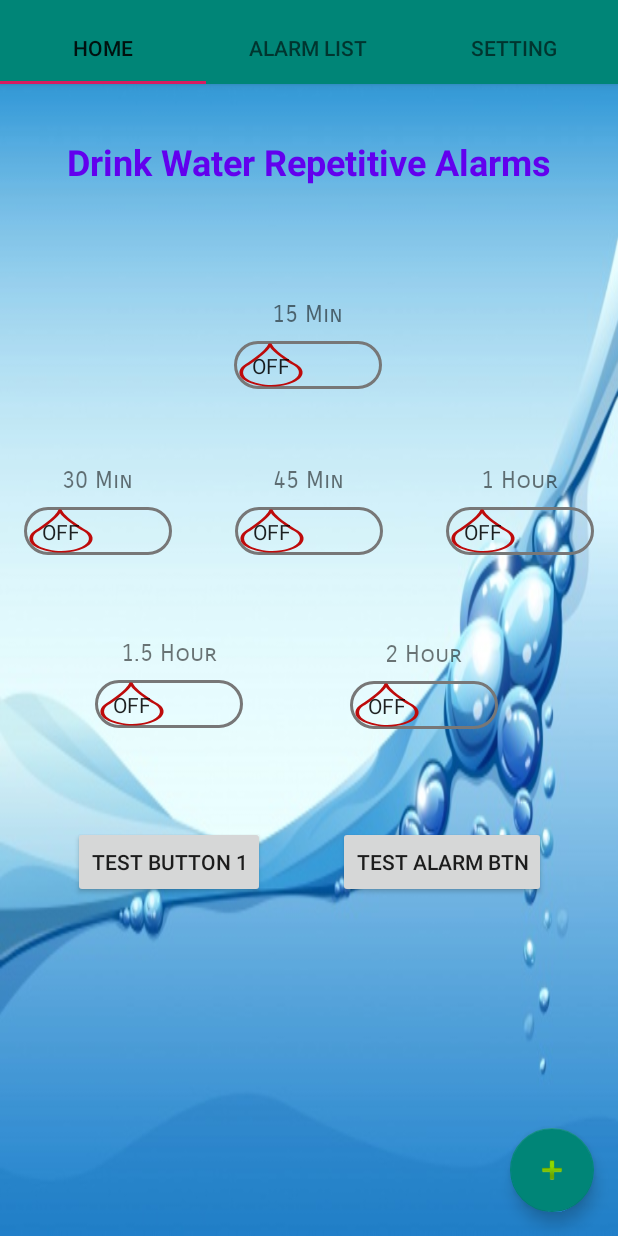
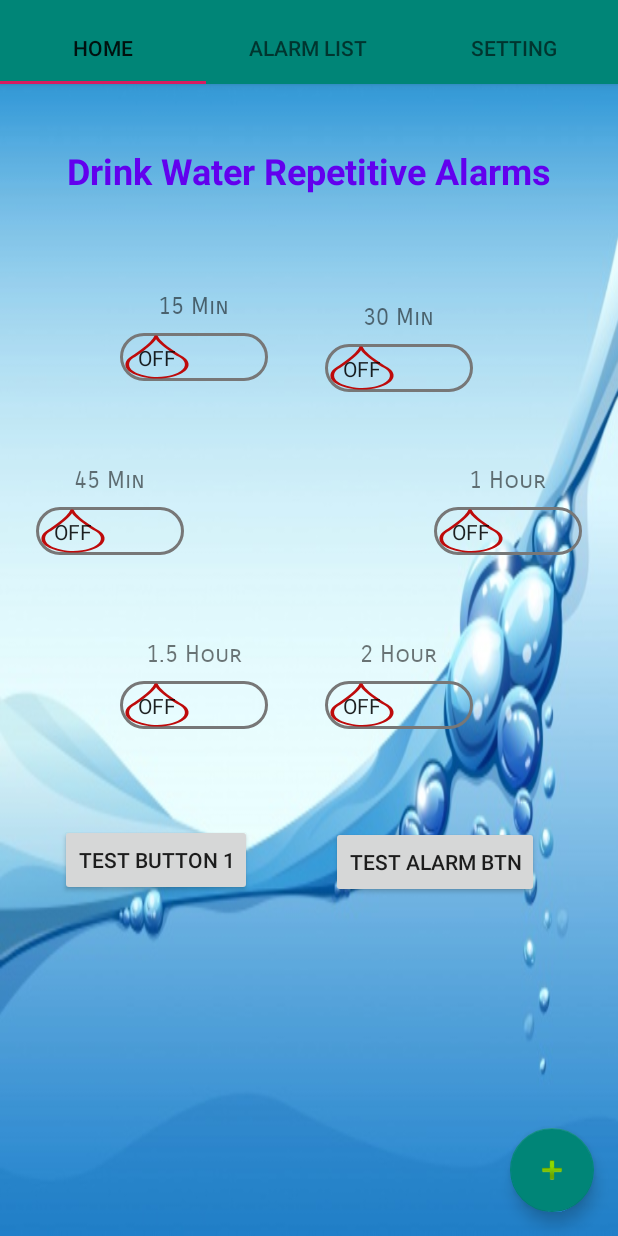
Before and after one commit to BTNM/DrinkWater2, an Android app: the screen it shows after launch (MainActivity), on a phone screen of 412 x 824 dp. Run offline under Robolectric (Android 15) with nearby library versions, the phone set to English and light mode, and no system bars.

Commit message:
configured switches, and made them respond to only one alarm

```diff
--- a/app/src/main/res/layout-v21/tab_home.xml
+++ b/app/src/main/res/layout-v21/tab_home.xml
@@ -57,12 +57,14 @@
         android:layout_alignParentTop="true"
         android:layout_alignParentEnd="true"
         android:layout_marginStart="8dp"
-        android:layout_marginTop="35dp"
+        android:layout_marginTop="8dp"
         android:layout_marginEnd="8dp"
+        android:layout_marginBottom="8dp"
         android:text="@string/drink_water_repetitive_alarms"
         android:textColor="@color/design_default_color_primary"
         android:textSize="24sp"
         android:textStyle="bold"
+        app:layout_constraintBottom_toTopOf="@+id/guideline1"
         app:layout_constraintEnd_toEndOf="parent"
         app:layout_constraintStart_toStartOf="parent"
         app:layout_constraintTop_toTopOf="parent" />
@@ -73,16 +75,15 @@
         android:layout_height="wrap_content"
         android:layout_above="@+id/btnTest"
         android:layout_alignParentEnd="true"
-        android:layout_marginStart="148dp"
+        android:layout_marginStart="72dp"
         android:layout_marginTop="8dp"
-        android:layout_marginEnd="8dp"
+        android:layout_marginBottom="8dp"
         android:gravity="center"
         android:orientation="vertical"
         app:layout_constraintBottom_toTopOf="@+id/guideline2"
-        app:layout_constraintEnd_toEndOf="parent"
-        app:layout_constraintHorizontal_bias="0.0"
         app:layout_constraintStart_toStartOf="parent"
-        app:layout_constraintTop_toTopOf="@+id/guideline1">
+        app:layout_constraintTop_toTopOf="@+id/guideline1"
+        app:layout_constraintVertical_bias="0.476">
 
         <TextView
             android:id="@+id/textSwitch15m"
@@ -115,12 +116,16 @@
         android:layout_alignParentEnd="true"
         android:layout_marginStart="8dp"
         android:layout_marginTop="8dp"
+        android:layout_marginEnd="8dp"
         android:layout_marginBottom="8dp"
         android:gravity="center"
         android:orientation="vertical"
-        app:layout_constraintBottom_toTopOf="@+id/guideline3"
-        app:layout_constraintStart_toStartOf="parent"
-        app:layout_constraintTop_toTopOf="@+id/guideline2">
+        app:layout_constraintBottom_toTopOf="@+id/guideline2"
+        app:layout_constraintEnd_toEndOf="parent"
+        app:layout_constraintHorizontal_bias="0.147"
+        app:layout_constraintStart_toEndOf="@+id/linearLayout15m"
+        app:layout_constraintTop_toTopOf="@+id/guideline1"
+        app:layout_constraintVertical_bias="0.692">
 
         <TextView
             android:id="@+id/textSwitch30m"
@@ -151,16 +156,17 @@
         android:layout_height="wrap_content"
         android:layout_above="@+id/btnTest"
         android:layout_alignParentEnd="true"
-        android:layout_marginStart="8dp"
+        android:layout_marginStart="16dp"
+
         android:layout_marginTop="8dp"
-
         android:layout_marginEnd="8dp"
         android:layout_marginBottom="8dp"
         android:gravity="center"
         android:orientation="vertical"
         app:layout_constraintBottom_toTopOf="@+id/guideline3"
         app:layout_constraintEnd_toStartOf="@+id/linearLayout1h"
-        app:layout_constraintStart_toEndOf="@+id/linearLayout30m"
+        app:layout_constraintHorizontal_bias="0.0"
+        app:layout_constraintStart_toStartOf="parent"
         app:layout_constraintTop_toTopOf="@+id/guideline2">
 
         <TextView
@@ -193,7 +199,7 @@
         android:layout_above="@+id/btnTest"
         android:layout_alignParentEnd="true"
         android:layout_marginTop="8dp"
-        android:layout_marginEnd="8dp"
+        android:layout_marginEnd="16dp"
 
         android:layout_marginBottom="8dp"
         android:gravity="center"
@@ -231,17 +237,16 @@
         android:layout_height="wrap_content"
         android:layout_above="@+id/btnTest"
         android:layout_alignParentEnd="true"
-        android:layout_marginStart="8dp"
+        android:layout_marginStart="72dp"
         android:layout_marginTop="8dp"
 
-        android:layout_marginEnd="8dp"
         android:layout_marginBottom="8dp"
         android:gravity="center"
         android:orientation="vertical"
         app:layout_constraintBottom_toTopOf="@+id/guideline4"
-        app:layout_constraintEnd_toStartOf="@+id/linearLayout2h"
         app:layout_constraintStart_toStartOf="parent"
-        app:layout_constraintTop_toTopOf="@+id/guideline3">
+        app:layout_constraintTop_toTopOf="@+id/guideline3"
+        app:layout_constraintVertical_bias="0.538">
 
         <TextView
             android:id="@+id/textSwitch1.5h"
@@ -272,14 +277,17 @@
         android:layout_height="wrap_content"
         android:layout_above="@+id/btnTest"
         android:layout_alignParentEnd="true"
+        android:layout_marginStart="8dp"
         android:layout_marginTop="8dp"
-        android:layout_marginEnd="72dp"
 
+        android:layout_marginEnd="8dp"
         android:layout_marginBottom="8dp"
         android:gravity="center"
         android:orientation="vertical"
         app:layout_constraintBottom_toTopOf="@+id/guideline4"
         app:layout_constraintEnd_toEndOf="parent"
+        app:layout_constraintHorizontal_bias="0.147"
+        app:layout_constraintStart_toEndOf="@+id/linearLayout1.5h"
         app:layout_constraintTop_toTopOf="@+id/guideline3"
         app:layout_constraintVertical_bias="0.538">
 
@@ -343,15 +351,14 @@
         android:layout_height="wrap_content"
         android:layout_alignParentEnd="true"
         android:layout_alignParentBottom="true"
-        android:layout_marginStart="8dp"
+        android:layout_marginStart="40dp"
         android:layout_marginTop="8dp"
-        android:layout_marginEnd="8dp"
         android:layout_marginBottom="8dp"
         android:text="Test Button 1"
         app:layout_constraintBottom_toTopOf="@+id/guideline6"
-        app:layout_constraintEnd_toStartOf="@+id/alarmTestBtn"
         app:layout_constraintStart_toStartOf="parent"
-        app:layout_constraintTop_toTopOf="@+id/guideline4" />
+        app:layout_constraintTop_toTopOf="@+id/guideline4"
+        app:layout_constraintVertical_bias="0.485" />
 
     <Button
         android:id="@+id/alarmTestBtn"
@@ -359,12 +366,14 @@
         android:layout_height="wrap_content"
         android:layout_alignParentEnd="true"
         android:layout_alignParentBottom="true"
+        android:layout_marginStart="8dp"
         android:layout_marginTop="8dp"
-        android:layout_marginEnd="48dp"
+        android:layout_marginEnd="8dp"
         android:layout_marginBottom="8dp"
         android:text="Test Alarm Btn"
         app:layout_constraintBottom_toTopOf="@+id/guideline6"
         app:layout_constraintEnd_toEndOf="parent"
+        app:layout_constraintStart_toEndOf="@+id/btnTest"
         app:layout_constraintTop_toTopOf="@+id/guideline4" />
 
 
```
Also changed, not shown: app/src/main/java/com/example/btnm/drinkwater2/tabFragments/HomeFragment.java (+105 -28 lines).
